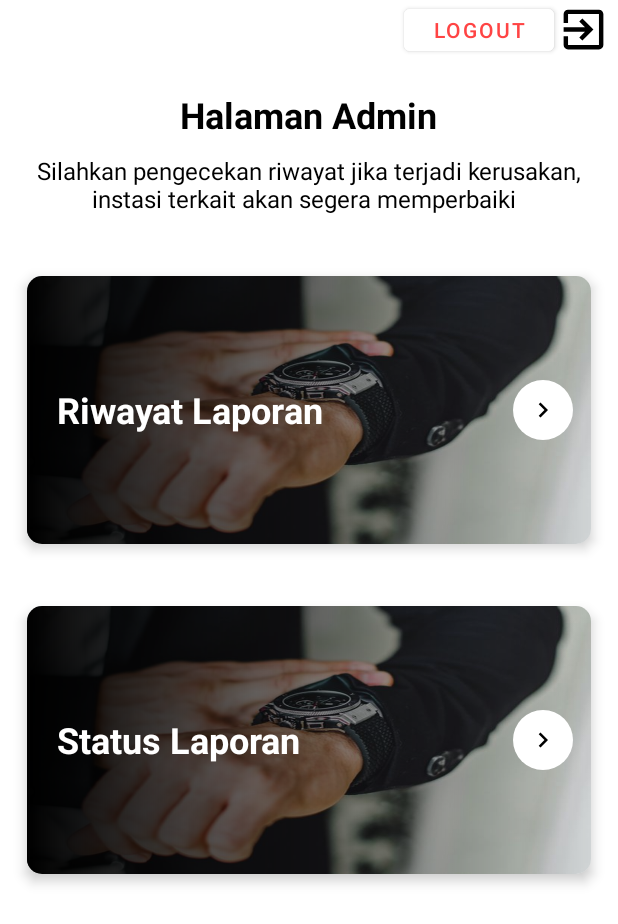
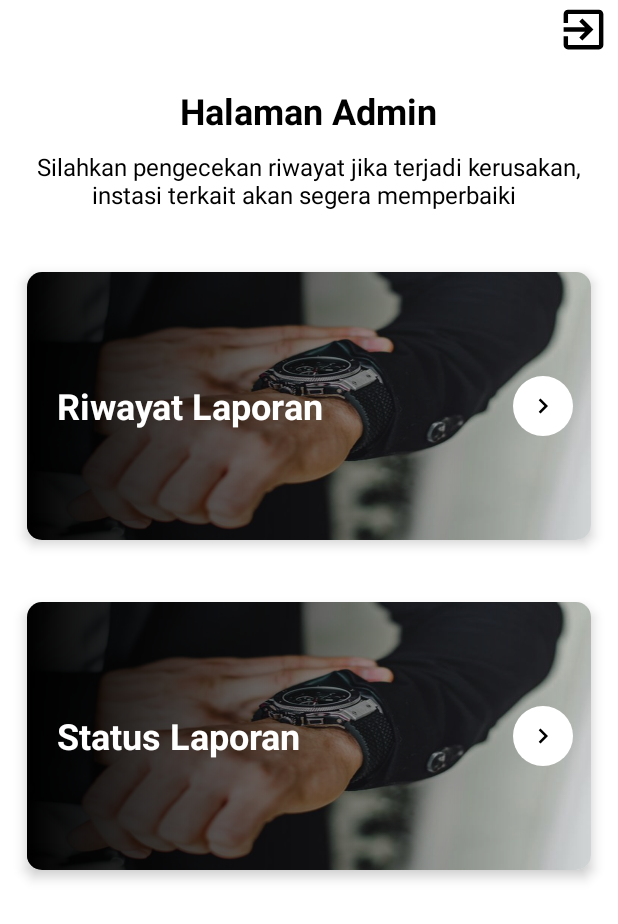
Before and after one commit to BimaSurya00/javaMobile, an Android app: the HomeAdminActivity screen opened directly, with no data from a screen before it, on a phone screen of 412 x 824 dp. Shown: the top 924 px of the screen. Run offline under Robolectric (Android 15) with nearby library versions, the phone set to English and light mode, and no system bars.

Commit message:
delete logout

```diff
--- a/app/src/main/java/com/example/tutorial/HomeActivity.java
+++ b/app/src/main/java/com/example/tutorial/HomeActivity.java
@@ -14,7 +14,7 @@ import android.widget.TextView;
 
 public class HomeActivity extends AppCompatActivity {
 
-    private Button buttonLogout;
+    private ImageView buttonLogout;
     private TextView textViewUserId;
     CardView cvHistory, cvSekertariat, cvLakwas, cvTurbin, cvP2, cvP3;
 
--- a/app/src/main/java/com/example/tutorial/HomeAdminActivity.java
+++ b/app/src/main/java/com/example/tutorial/HomeAdminActivity.java
@@ -7,11 +7,12 @@ import android.content.SharedPreferences;
 import android.os.Bundle;
 import android.view.View;
 import android.widget.Button;
+import android.widget.ImageView;
 import android.widget.TextView;
 
 public class HomeAdminActivity extends AppCompatActivity {
 
-    private Button buttonLogout;
+    private ImageView buttonLogout;
 //    private TextView textViewUserId;
     private SharedPreferences sharedPreferences;
     private static final String userId = "userId";
--- a/app/src/main/res/layout/activity_home_admin.xml
+++ b/app/src/main/res/layout/activity_home_admin.xml
@@ -22,7 +22,7 @@
             android:layout_marginBottom="20dp">
 
             <ImageView
-                android:id="@+id/ivLogout"
+                android:id="@+id/button_logout"
                 android:layout_width="35dp"
                 android:layout_height="35dp"
                 android:layout_marginTop="2dp"
@@ -31,16 +31,16 @@
                 android:layout_marginEnd="5dp"
                 android:src="@drawable/logout" />
 
-            <Button
-                android:id="@+id/button_logout"
-                android:layout_width="100dp"
-                android:layout_height="40dp"
-                android:layout_marginEnd="2dp"
-                android:layout_toStartOf="@+id/ivLogout"
+<!--            <Button-->
+<!--                android:id="@+id/button_logout"-->
+<!--                android:layout_width="100dp"-->
+<!--                android:layout_height="40dp"-->
+<!--                android:layout_marginEnd="2dp"-->
+<!--                android:layout_toStartOf="@+id/ivLogout"-->
 
-                android:backgroundTint="@color/white"
-                android:text="Logout"
-                android:textColor="@color/red" />
+<!--                android:backgroundTint="@color/white"-->
+<!--                android:text="Logout"-->
+<!--                android:textColor="@color/red" />-->
 
 
         </RelativeLayout>
```
Also changed, not shown: app/src/main/res/layout/activity_home.xml (+9 -9 lines).
